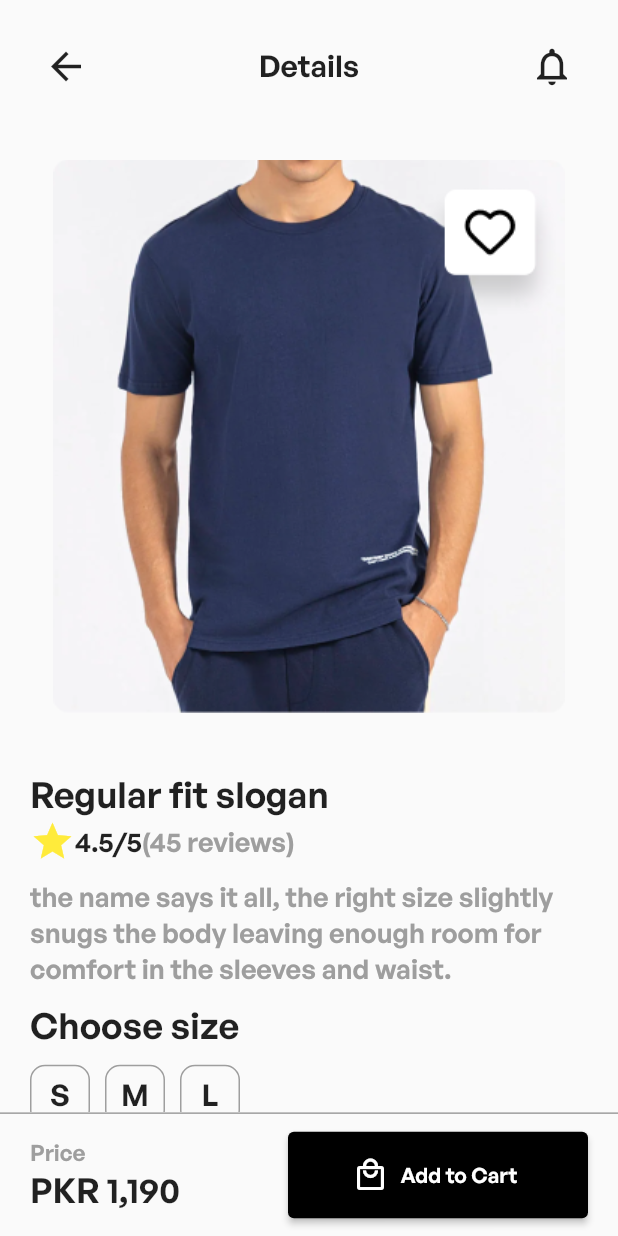
After one commit to cobyzero/ScrapShop, a Flutter app: the DetailsView screen opened by its route, on a phone screen of 412 x 824 dp. The commit adds this screen. Run offline on Flutter 3.47's test engine with Material 2 defaults, Android fonts, the phone set to English and light mode, and no system bars.

Commit message:
0.0.3
Agregado la pantalla Details.
Agregado widgets detailsAppBar, detailsInformation, detailsPrice, detailsSize.

```diff
--- /dev/null
+++ b/lib/views/details/detailsView.dart
@@ -0,0 +1,42 @@
+import 'package:flutter/material.dart';
+import 'package:scrap_shop/util/common.dart';
+import 'package:scrap_shop/views/details/widgets/detailsAppBar.dart';
+import 'package:scrap_shop/views/details/widgets/detailsInformation.dart';
+import 'package:scrap_shop/views/details/widgets/detailsPrice.dart';
+import 'package:scrap_shop/views/details/widgets/detailsSize.dart';
+
+class DetailsView extends StatelessWidget {
+  const DetailsView({super.key});
+
+  @override
+  Widget build(BuildContext context) {
+    return SafeArea(
+      child: Scaffold(
+        body: Column(
+          mainAxisAlignment: MainAxisAlignment.spaceBetween,
+          crossAxisAlignment: CrossAxisAlignment.start,
+          children: [
+            const DetailsAppBar(),
+            Expanded(
+              child: SingleChildScrollView(
+                child: Column(
+                  mainAxisAlignment: MainAxisAlignment.start,
+                  children: [
+                    Image.asset(
+                      "assets/g1.png",
+                      width: double.infinity,
+                    ),
+                    const DetailsInformation(),
+                    space(h: 10),
+                    const DetailsSize(),
+                  ],
+                ),
+              ),
+            ),
+            const DetailsPrice()
+          ],
+        ),
+      ),
+    );
+  }
+}
--- /dev/null
+++ b/lib/views/details/widgets/detailsAppBar.dart
@@ -0,0 +1,35 @@
+import 'package:flutter/material.dart';
+
+class DetailsAppBar extends StatelessWidget {
+  const DetailsAppBar({super.key});
+
+  @override
+  Widget build(BuildContext context) {
+    return Padding(
+      padding: const EdgeInsets.only(top: 20, right: 20, left: 20),
+      child: Row(
+        mainAxisAlignment: MainAxisAlignment.spaceBetween,
+        children: [
+          IconButton(
+            onPressed: () {
+              Navigator.pop(context);
+            },
+            icon: const Icon(Icons.arrow_back),
+            iconSize: 30,
+          ),
+          const Text(
+            "Details",
+            style: TextStyle(fontSize: 20),
+          ),
+          IconButton(
+            onPressed: () {
+              Navigator.pop(context);
+            },
+            icon: const Icon(Icons.notifications_outlined),
+            iconSize: 30,
+          )
+        ],
+      ),
+    );
+  }
+}
--- /dev/null
+++ b/lib/views/details/widgets/detailsInformation.dart
@@ -0,0 +1,45 @@
+import 'package:flutter/material.dart';
+import 'package:scrap_shop/util/common.dart';
+
+class DetailsInformation extends StatelessWidget {
+  const DetailsInformation({super.key});
+
+  @override
+  Widget build(BuildContext context) {
+    return Padding(
+      padding: const EdgeInsets.only(right: 20, left: 20),
+      child: Column(
+        crossAxisAlignment: CrossAxisAlignment.start,
+        children: [
+          const Text(
+            "Regular fit slogan",
+            style: TextStyle(fontSize: 24),
+          ),
+          const Row(
+            children: [
+              Icon(
+                Icons.star,
+                color: Colors.yellow,
+                size: 30,
+              ),
+              Text(
+                "4.5/5",
+                style: TextStyle(fontSize: 18),
+              ),
+              Text(
+                "(45 reviews)",
+                style: TextStyle(color: Colors.grey, fontSize: 18),
+              ),
+            ],
+          ),
+          space(h: 10),
+          Text(
+            "THE NAME SAYS IT ALL, THE RIGHT SIZE SLIGHTLY SNUGS THE BODY LEAVING ENOUGH ROOM FOR COMFORT IN THE SLEEVES AND WAIST."
+                .toLowerCase(),
+            style: const TextStyle(color: Colors.grey, fontSize: 18),
+          ),
+        ],
+      ),
+    );
+  }
+}
--- /dev/null
+++ b/lib/views/details/widgets/detailsPrice.dart
@@ -0,0 +1,42 @@
+import 'package:flutter/material.dart';
+
+class DetailsPrice extends StatelessWidget {
+  const DetailsPrice({super.key});
+
+  @override
+  Widget build(BuildContext context) {
+    return Container(
+      padding: const EdgeInsets.only(left: 20, right: 20),
+      width: double.infinity,
+      height: MediaQuery.of(context).size.height * 0.1,
+      decoration:
+          const BoxDecoration(border: Border(top: BorderSide(width: 1, color: Colors.grey))),
+      child: Row(
+        mainAxisAlignment: MainAxisAlignment.spaceBetween,
+        children: [
+          const Column(
+            mainAxisAlignment: MainAxisAlignment.center,
+            crossAxisAlignment: CrossAxisAlignment.start,
+            children: [
+              Text(
+                "Price",
+                style: TextStyle(color: Colors.grey, fontSize: 15),
+              ),
+              Text(
+                "PKR 1,190",
+                style: TextStyle(fontSize: 23),
+              ),
+            ],
+          ),
+          ElevatedButton.icon(
+              style: ElevatedButton.styleFrom(
+                  fixedSize: Size(200, MediaQuery.of(context).size.height * 0.07),
+                  backgroundColor: Colors.black),
+              onPressed: () {},
+              icon: const Icon(Icons.local_mall_outlined),
+              label: const Text("Add to Cart"))
+        ],
+      ),
+    );
+  }
+}
--- /dev/null
+++ b/lib/views/details/widgets/detailsSize.dart
@@ -0,0 +1,49 @@
+import 'package:flutter/material.dart';
+import 'package:scrap_shop/util/common.dart';
+
+class DetailsSize extends StatelessWidget {
+  const DetailsSize({super.key});
+
+  @override
+  Widget build(BuildContext context) {
+    return Padding(
+      padding: const EdgeInsets.only(right: 20, left: 20),
+      child: Column(
+        crossAxisAlignment: CrossAxisAlignment.start,
+        children: [
+          const Text(
+            "Choose size",
+            style: TextStyle(fontSize: 24),
+          ),
+          space(h: 10),
+          SizedBox(
+            width: double.infinity,
+            height: 40,
+            child: ListView(scrollDirection: Axis.horizontal, children: [
+              itemSize("S"),
+              itemSize("M"),
+              itemSize("L"),
+            ]),
+          ),
+          space(h: 10),
+        ],
+      ),
+    );
+  }
+
+  Container itemSize(String text) {
+    return Container(
+      margin: const EdgeInsets.only(right: 10),
+      width: 40,
+      height: 40,
+      alignment: Alignment.center,
+      decoration: BoxDecoration(
+          borderRadius: BorderRadius.circular(10),
+          border: Border.all(width: 1, color: Colors.grey)),
+      child: Text(
+        text,
+        style: const TextStyle(fontSize: 20),
+      ),
+    );
+  }
+}
--- a/lib/views/home/homeView.dart
+++ b/lib/views/home/homeView.dart
@@ -8,10 +8,14 @@
 
   @override
   Widget build(BuildContext context) {
-    return SafeArea(
+    return const SafeArea(
       child: Scaffold(
         body: Column(
-          children: [HomeAppBar(), HomeListCategory(), HomeGridProducts()],
+          children: [
+            HomeAppBar(),
+            HomeListCategory(),
+            HomeGridProducts(),
+          ],
         ),
       ),
     );
--- a/lib/views/home/widgets/homeGridProducts.dart
+++ b/lib/views/home/widgets/homeGridProducts.dart
@@ -10,19 +10,24 @@
         gridDelegate: const SliverGridDelegateWithFixedCrossAxisCount(
             crossAxisCount: 2, mainAxisExtent: 230, mainAxisSpacing: 20),
         children: [
-          itemGridProducts("assets/p1.png", "Regular fit slogan", "PKR 1,190", false),
-          itemGridProducts("assets/p2.png", "Regular fit slogan", "PKR 1,190", true),
-          itemGridProducts("assets/p3.png", "Regular fit slogan", "PKR 1,190", false),
-          itemGridProducts("assets/p4.png", "Regular fit slogan", "PKR 1,190", false),
-          itemGridProducts("assets/p1.png", "Regular fit slogan", "PKR 1,190", false),
-          itemGridProducts("assets/p2.png", "Regular fit slogan", "PKR 1,190", false),
+          itemGridProducts("assets/p1.png", "Regular fit slogan", "PKR 1,190", false, context),
+          itemGridProducts("assets/p2.png", "Regular fit slogan", "PKR 1,190", true, context),
+          itemGridProducts("assets/p3.png", "Regular fit slogan", "PKR 1,190", false, context),
+          itemGridProducts("assets/p4.png", "Regular fit slogan", "PKR 1,190", false, context),
+          itemGridProducts("assets/p1.png", "Regular fit slogan", "PKR 1,190", false, context),
+          itemGridProducts("assets/p2.png", "Regular fit slogan", "PKR 1,190", false, context),
         ],
       ),
     );
   }
 
-  itemGridProducts(String image, String title, String description, bool premium) {
-    return Container(
+  itemGridProducts(
+      String image, String title, String description, bool premium, BuildContext context) {
+    return InkWell(
+      onTap: () {
+        Navigator.pushNamed(context, "details");
+      },
+      child: Container(
         decoration: BoxDecoration(
             borderRadius: BorderRadius.circular(10),
             border: premium ? Border.all(width: 2, color: Colors.black) : null),
@@ -41,6 +46,7 @@
             )
           ],
         ),
+      ),
     );
   }
 }
--- a/lib/views/routes.dart
+++ b/lib/views/routes.dart
@@ -1,6 +1,6 @@
 import 'package:flutter/material.dart';
-import 'package:scrap_shop/views/home/homeView.dart';
-import 'package:scrap_shop/views/home/main/mainView.dart';
+import 'package:scrap_shop/views/details/detailsView.dart';
+import 'package:scrap_shop/views/main/mainView.dart';
 import 'package:scrap_shop/views/login/loginView.dart';
 import 'package:scrap_shop/views/register/registerView.dart';
 import 'package:scrap_shop/views/splash/splashView.dart';
@@ -10,6 +10,7 @@
     "splash": (context) => const SplashView(),
     "login": (context) => const LoginView(),
     "register": (context) => const RegisterView(),
-    "main": (context) => MainView()
+    "main": (context) => MainView(),
+    "details": (context) => const DetailsView()
   };
 }
```
Also changed, not shown: assets/g1.png (added), lib/views/cart/cartView.dart (added), lib/views/main/mainView.dart (renamed from lib/views/home/main/mainView.dart). Lines whose indentation alone changed are shown as unchanged.
